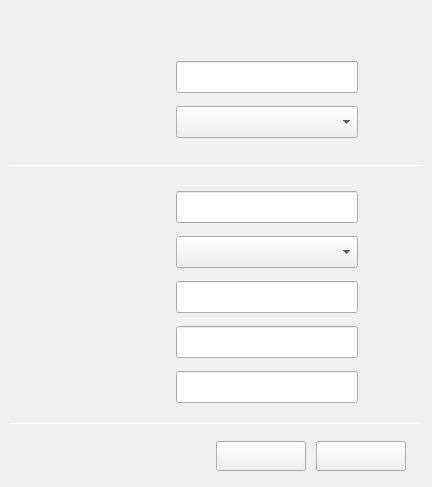
This is confform.ui in ukui/kylin-nm as Qt 5 draws it before an edit. The edited form follows.
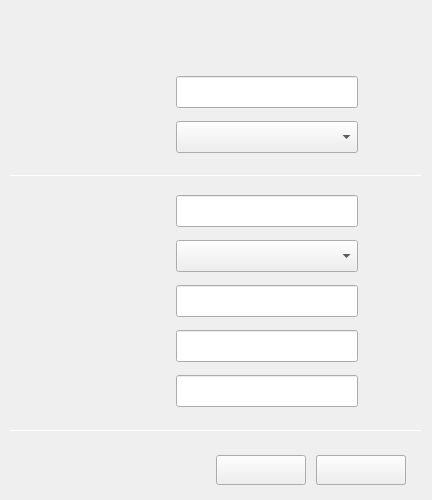
This is the edited form.

```diff
--- a/confform.ui
+++ b/confform.ui
@@ -7,7 +7,7 @@
     <x>0</x>
     <y>0</y>
     <width>432</width>
-    <height>487</height>
+    <height>500</height>
    </rect>
   </property>
   <property name="windowTitle">
@@ -19,16 +19,16 @@
      <x>0</x>
      <y>0</y>
      <width>432</width>
-     <height>487</height>
+     <height>500</height>
     </rect>
    </property>
    <widget class="QWidget" name="wgManual" native="true">
     <property name="geometry">
      <rect>
       <x>1</x>
-      <y>176</y>
+      <y>180</y>
       <width>430</width>
-      <height>250</height>
+      <height>260</height>
      </rect>
     </property>
     <widget class="QLineEdit" name="leAddr">
@@ -203,14 +203,14 @@
       <x>1</x>
       <y>1</y>
       <width>430</width>
-      <height>161</height>
+      <height>180</height>
      </rect>
     </property>
     <widget class="QComboBox" name="cbType">
      <property name="geometry">
       <rect>
        <x>175</x>
-       <y>105</y>
+       <y>120</y>
        <width>182</width>
        <height>32</height>
       </rect>
@@ -225,7 +225,7 @@
      <property name="geometry">
       <rect>
        <x>76</x>
-       <y>110</y>
+       <y>125</y>
        <width>80</width>
        <height>20</height>
       </rect>
@@ -243,7 +243,7 @@
      <property name="geometry">
       <rect>
        <x>76</x>
-       <y>65</y>
+       <y>80</y>
        <width>80</width>
        <height>20</height>
       </rect>
@@ -261,7 +261,7 @@
      <property name="geometry">
       <rect>
        <x>175</x>
-       <y>60</y>
+       <y>75</y>
        <width>182</width>
        <height>32</height>
       </rect>
@@ -277,7 +277,7 @@
     <property name="geometry">
      <rect>
       <x>1</x>
-      <y>426</y>
+      <y>440</y>
       <width>430</width>
       <height>60</height>
      </rect>
@@ -336,7 +336,7 @@
     <property name="geometry">
      <rect>
       <x>30</x>
-      <y>15</y>
+      <y>30</y>
       <width>140</width>
       <height>22</height>
      </rect>
@@ -349,7 +349,7 @@
     <property name="geometry">
      <rect>
       <x>10</x>
-      <y>165</y>
+      <y>175</y>
       <width>412</width>
       <height>1</height>
      </rect>
@@ -362,7 +362,7 @@
     <property name="geometry">
      <rect>
       <x>10</x>
-      <y>423</y>
+      <y>430</y>
       <width>412</width>
       <height>1</height>
      </rect>
```
